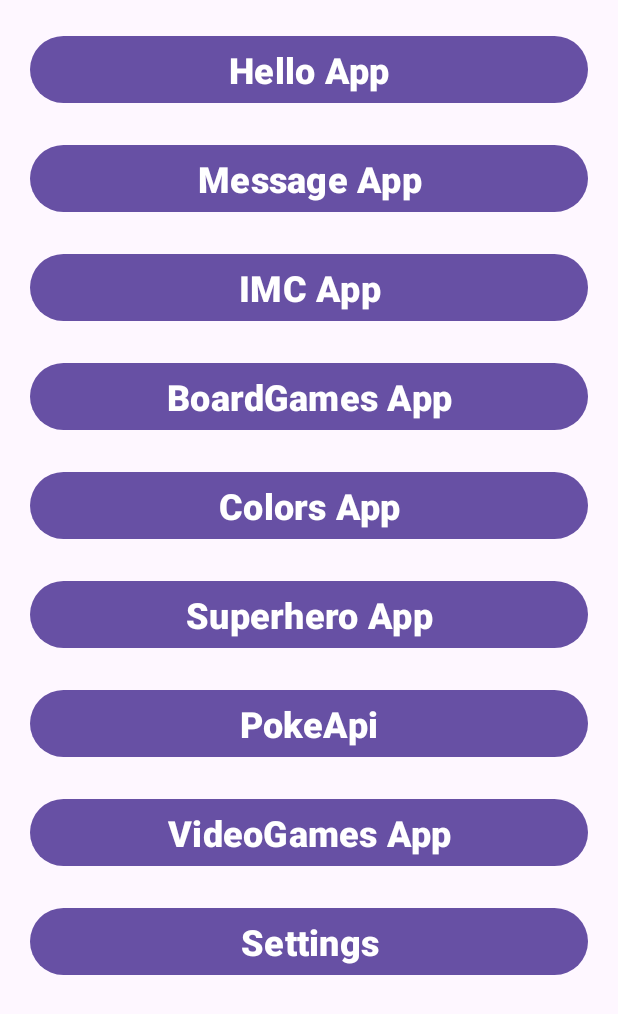
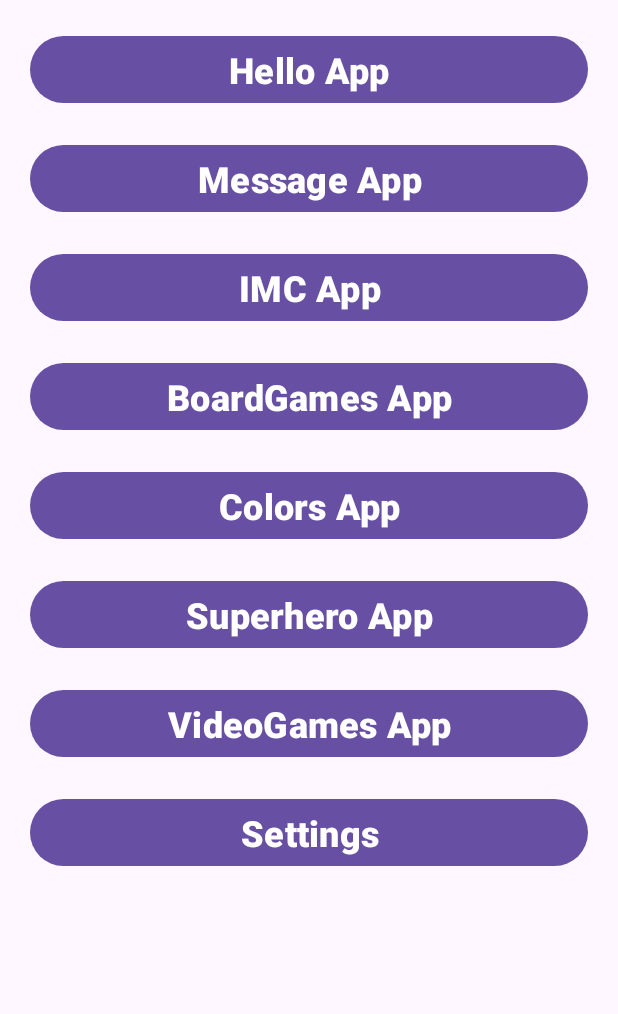
Before and after one commit to Yrda89/los_enlaces, an Android app: the screen it shows after launch (MenuActivity), on a phone screen of 412 x 824 dp. Shown: the top 1014 px of the screen. Run offline under Robolectric (Android 15) with nearby library versions, the phone set to English and light mode, and no system bars.

```diff
--- a/Aplicacion1/app/src/main/java/com/adrian/aplicacion1/MenuActivity.kt
+++ b/Aplicacion1/app/src/main/java/com/adrian/aplicacion1/MenuActivity.kt
@@ -6,7 +6,6 @@ import android.os.Bundle
 import android.widget.Button
 import com.adrian.aplicacion1.BoardGamesApp.BoardGamesActivity
 import com.adrian.aplicacion1.IMCApp.IMCcalculator
-import com.adrian.aplicacion1.PokeApi.PokeApiActivity
 import com.adrian.aplicacion1.Settings.SettingsActivity
 import com.adrian.aplicacion1.SuperheroApp.SuperheroListActivity
 import com.adrian.aplicacion1.VideoGamesApp.VideoGamesActivity
@@ -38,8 +37,7 @@ class MenuActivity : AppCompatActivity() {
         var btnSuperheroApp = findViewById<Button>(R.id.SuperheroApp)
         btnSuperheroApp.setOnClickListener { navigateToSuperheroApp() }
 
-        var btnPokeApi = findViewById<Button>(R.id.PokeApi)
-        btnPokeApi.setOnClickListener{ navigateToPokeApi() }
+
 
         var btnVideoGames = findViewById<Button>(R.id.VideoGamesApp)
         btnVideoGames.setOnClickListener{ navigateToVideoGamesApp() }
@@ -79,11 +77,6 @@ class MenuActivity : AppCompatActivity() {
         startActivity(intent)
     }
 
-    private fun navigateToPokeApi() {
-        var intent = Intent(this, PokeApiActivity::class.java)
-        startActivity(intent)
-
-    }
 
     private fun navigateToVideoGamesApp() {
         var intent = Intent(this, VideoGamesActivity::class.java)
--- a/Aplicacion1/app/src/main/res/layout/activity_menu.xml
+++ b/Aplicacion1/app/src/main/res/layout/activity_menu.xml
@@ -78,18 +78,6 @@
         />
 
     <Button
-        android:id="@+id/PokeApi"
-        android:layout_width="match_parent"
-        android:layout_height="wrap_content"
-        android:text="PokeApi"
-        android:textSize="24sp"
-        android:textStyle="bold"
-        android:layout_marginHorizontal="20dp"
-        android:layout_marginTop="20dp"
-        />
-
-
-    <Button
         android:id="@+id/VideoGamesApp"
         android:layout_width="match_parent"
         android:layout_height="wrap_content"
```
